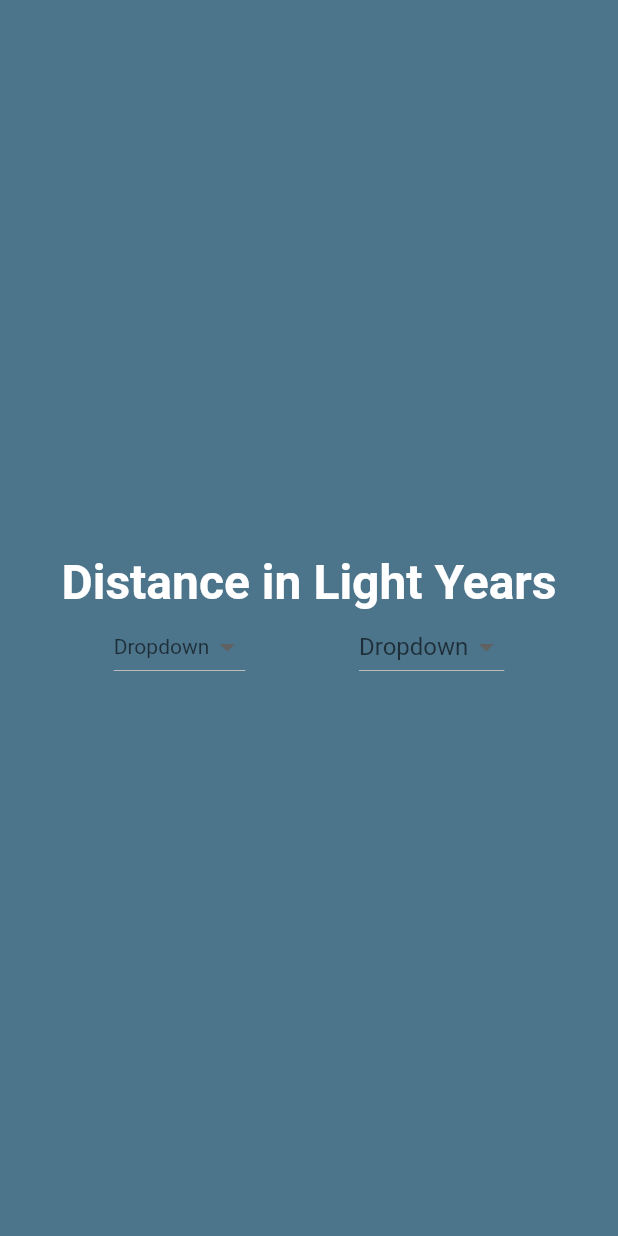
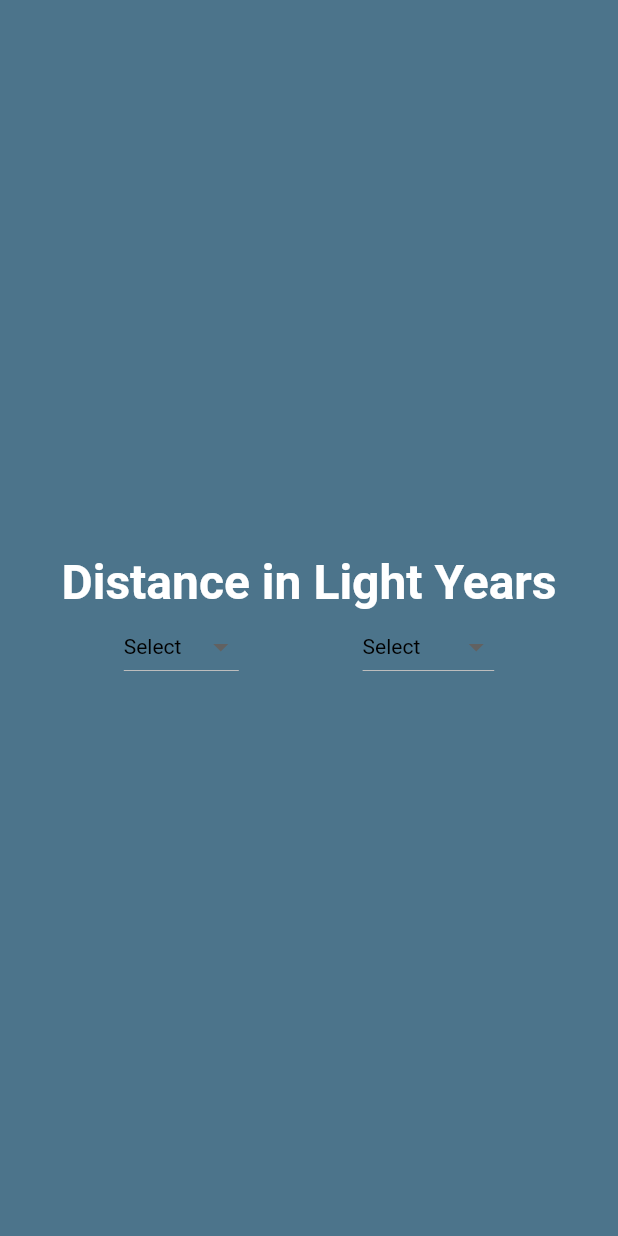
Before and after one commit to Martje55555/HackTx2021, a Flutter app: the DistancePage screen opened directly, on a phone screen of 412 x 824 dp. Run offline on Flutter 3.47's test engine with Material 2 defaults, Android fonts, the phone set to English and light mode, and no system bars; Roboto replaces fonts that are missing (Norwester).

Commit message:
plz check my nasty code

```diff
--- a/lib/distance.dart
+++ b/lib/distance.dart
@@ -7,6 +7,8 @@ class DistancePage extends StatefulWidget{
 }
 
 class _DistancePage extends State<DistancePage>{
+  String dropDownValue ='Select';
+  String secdropDownValue ='Select';
   @override
   Widget build(BuildContext context){
     return Scaffold(
@@ -29,25 +31,27 @@ class _DistancePage extends State<DistancePage>{
            mainAxisAlignment: MainAxisAlignment.spaceEvenly,
            children: [
               DropdownButton<String>(
-                value: dropDownValue,
+               value: dropDownValue,
                 style: TextStyle(color: Colors.black),
-                items: <String>['Sun', 'Mercury', 'Venus', 'Earth', 'Mars', 'Jupiter', 'Saturn', 'Uranus', 'Neptune'].map<DropdownMenuItem<String>>(
+                 onChanged:(String? newvalue){
+                  setState(() {
+                    dropDownValue = newvalue!;
+                  });
+                },
+                items: <String>['Select','Sun', 'Mercury', 'Venus', 'Earth', 'Mars', 'Jupiter', 'Saturn', 'Uranus', 'Neptune'].map<DropdownMenuItem<String>>(
                   (String value){
                   return DropdownMenuItem<String>(
                      value: value,
                      child: Text(value),
                   );
                 }).toList(),
-                hint: Text('Dropdown'),
-                onChanged: ( value){
-                  setState(() {
-                    dropDownValue = value;
-                  });
-                }
+               // hint: Text('Dropdown'),
+
                 ),
                 DropdownButton<String>(
-               value: secdropDownValue,
-                items: <String>['Sun', 'Mercury', 'Venus', 'Earth', 'Mars', 'Jupiter', 'Saturn', 'Uranus', 'Neptune'].map<DropdownMenuItem<String>>(
+                value: secdropDownValue,
+                style: TextStyle(color: Colors.black),
+                items: <String>['Select','Sun', 'Mercury', 'Venus', 'Earth', 'Mars', 'Jupiter', 'Saturn', 'Uranus', 'Neptune'].map<DropdownMenuItem<String>>(
                   (String value){
                   return DropdownMenuItem<String>(
                      value: value,
@@ -57,7 +61,8 @@ class _DistancePage extends State<DistancePage>{
                 hint: Text('Dropdown'),
                 onChanged: (value){
                   setState(() {
-                    secdropDownValue = value;
+                    secdropDownValue = value!;
+
                   });
                 }
                 ),
--- a/lib/global.dart
+++ b/lib/global.dart
@@ -1,5 +1,5 @@
 double light_year = 9500000000000;
-String? dropDownValue = '';
-String? secdropDownValue = '';
+//String? dropDownValue = '';
+//String? secdropDownValue = '';
 //String value = '';
 //String value2 = '';
--- a/lib/main.dart
+++ b/lib/main.dart
@@ -1,5 +1,6 @@
 import 'package:flutter/material.dart';
 import 'package:hack_tx_2021/problems.dart';
+import 'distance.dart';
 
 void main() {
   runApp(MyApp());
@@ -24,9 +25,8 @@ class MyApp extends StatelessWidget {
         primarySwatch: Colors.blue,
       ),
 
-      home: MyHomePage(
-        title: 'welcome',
-      ),
+      home: DistancePage()
+
     );
   }
 }
```
